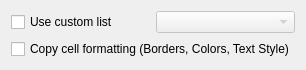
Old version of the form kspread/dialogs/SortDetailsWidget.ui in the repository KDE/koffice.
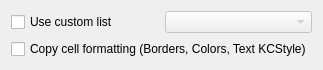
New version of the form. Custom widgets are drawn as their Qt base class.

Commit message: rename Style to KCStyle

```diff
--- a/kspread/dialogs/SortDetailsWidget.ui
+++ b/kspread/dialogs/SortDetailsWidget.ui
@@ -52,7 +52,7 @@
    <item row="1" column="0" colspan="2">
     <widget class="QCheckBox" name="m_copyLayout">
      <property name="text">
-      <string>Copy cell formatting (Borders, Colors, Text Style)</string>
+      <string>Copy cell formatting (Borders, Colors, Text KCStyle)</string>
      </property>
     </widget>
    </item>
```
The commit also changes 68 other files.
